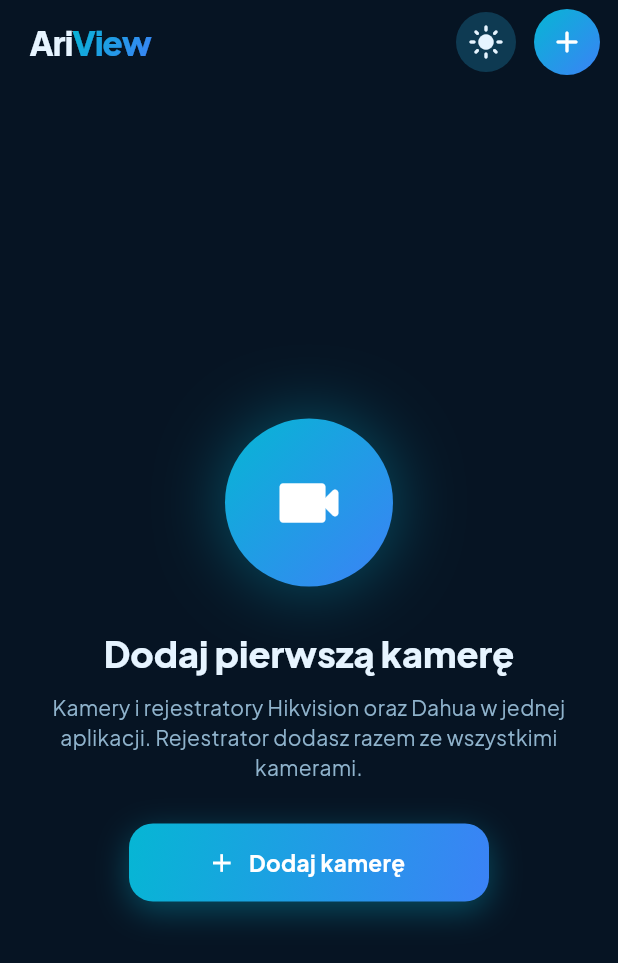
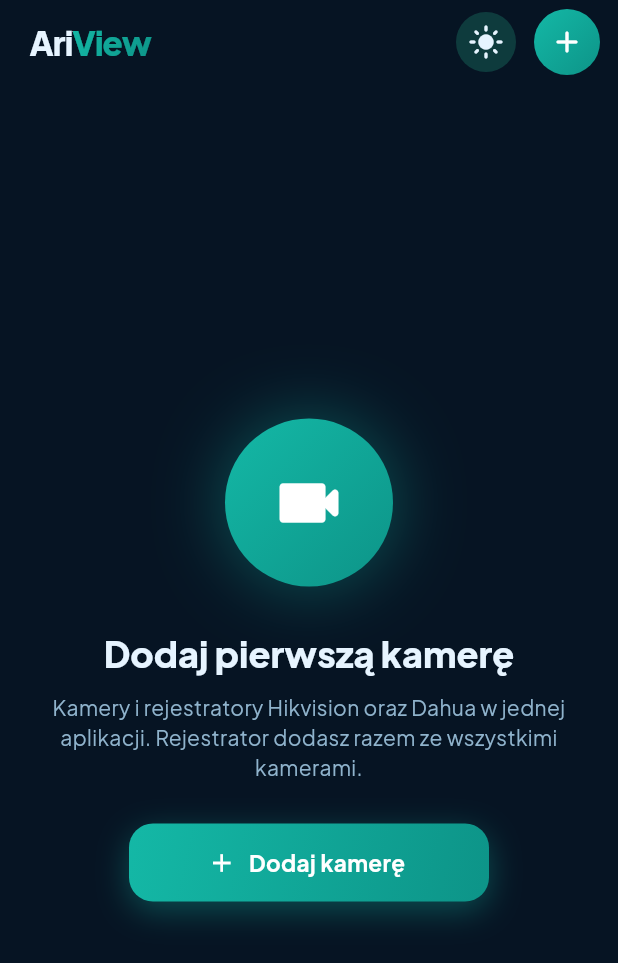
Before and after one commit to zhuartel-hue/kamery-hd, a Flutter app: the screen it shows after launch, on a phone screen of 412 x 824 dp. Shown: the top 963 px of the screen. Run offline on Flutter 3.47's test engine with Material 3 defaults, Android fonts, the phone set to English and light mode, and no system bars; our stand-ins replace shared_preferences; missing offline and left inert: gal, media_kit, media_kit_video.

Commit message:
Lead color: light sea turquoise #5EEAD4, recolored icon
Co-Authored-By: Claude Opus 5.5 <noreply@anthropic.com>
Claude-Session: https://claude.ai/code/session_01EA6GMR8gdH2w9N39E7yPyd

```diff
--- a/lib/theme.dart
+++ b/lib/theme.dart
@@ -1,16 +1,16 @@
 import 'package:flutter/material.dart';
 import 'package:shared_preferences/shared_preferences.dart';
 
-/// Paleta „ocean”: głęboki granat, turkus i błękit, koralowy akcent.
+/// Paleta „ocean”: głęboki granat, jasny turkus morski (mięta), koralowy akcent.
 class Ocean {
   static const abyss = Color(0xFF061423); // tło (ciemny motyw)
   static const deep = Color(0xFF0B2236); // karty
   static const deepHigh = Color(0xFF123150); // pola, wyróżnienia
   static const line = Color(0xFF1C3D5C);
 
-  static const aqua = Color(0xFF22D3EE);
-  static const lagoon = Color(0xFF06B6D4);
-  static const azure = Color(0xFF3B82F6);
+  static const aqua = Color(0xFF5EEAD4);
+  static const lagoon = Color(0xFF14B8A6);
+  static const azure = Color(0xFF0D9488);
   static const coral = Color(0xFFFF7A59);
   static const live = Color(0xFF34D399);
 
@@ -29,13 +29,13 @@ const _font = 'PlusJakartaSans';
 ThemeData buildTheme(Brightness brightness) {
   final dark = brightness == Brightness.dark;
   final scheme = ColorScheme.fromSeed(seedColor: Ocean.lagoon, brightness: brightness).copyWith(
-    primary: dark ? Ocean.aqua : const Color(0xFF0E7490),
+    primary: dark ? Ocean.aqua : const Color(0xFF0F766E),
     onPrimary: dark ? Ocean.abyss : Colors.white,
-    primaryContainer: dark ? const Color(0xFF0E3A52) : const Color(0xFFD5F3FA),
+    primaryContainer: dark ? const Color(0xFF0E3B3D) : const Color(0xFFCCFBF1),
     onPrimaryContainer: dark ? Ocean.foam : Ocean.ink,
     secondary: Ocean.azure,
-    secondaryContainer: dark ? const Color(0xFF0E3A52) : const Color(0xFFD5F3FA),
-    onSecondaryContainer: dark ? Ocean.aqua : const Color(0xFF0E7490),
+    secondaryContainer: dark ? const Color(0xFF0E3B3D) : const Color(0xFFCCFBF1),
+    onSecondaryContainer: dark ? Ocean.aqua : const Color(0xFF0F766E),
     tertiary: Ocean.coral,
     error: const Color(0xFFFF6B6B),
     surface: dark ? Ocean.abyss : Ocean.mist50,
```
Also changed, not shown: 22 other files.
